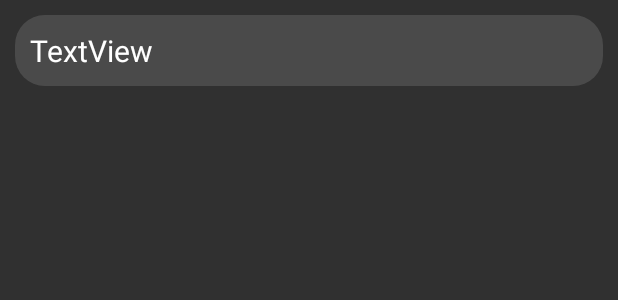
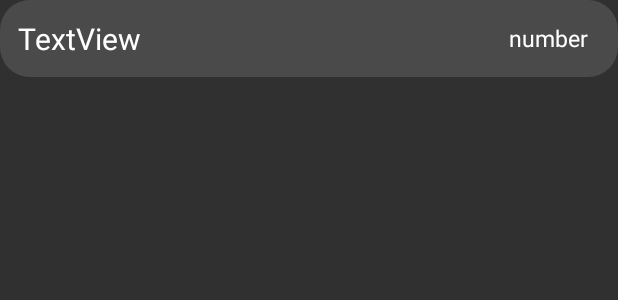
Before and after one commit to denfad/HintsNotes, an Android app: the layout lecture.xml on its own in the app's theme, with its tools: preview values and no code run, on a phone screen of 412 x 824 dp. Shown: the top 300 px of the screen. Run offline under Robolectric (Android 15) with nearby library versions, the phone set to English and light mode, and no system bars.

Commit message:
Улучшен UI

```diff
--- a/app/src/main/res/layout/lecture.xml
+++ b/app/src/main/res/layout/lecture.xml
@@ -1,16 +1,31 @@
 <?xml version="1.0" encoding="utf-8"?>
+<LinearLayout
+    xmlns:android="http://schemas.android.com/apk/res/android"
+    xmlns:app="http://schemas.android.com/apk/res-auto"
+    xmlns:tools="http://schemas.android.com/tools"
+    android:orientation="horizontal"
+    android:layout_width="match_parent"
+    android:layout_height="wrap_content"
+    android:background="@drawable/rect">
 
     <TextView android:id="@+id/text1"
-    android:layout_margin="10dp"
+        android:layout_margin="2dp"
         android:layout_width="match_parent"
         android:layout_height="wrap_content"
         android:text="TextView"
-    app:layout_constraintStart_toStartOf="parent"
-    app:layout_constraintTop_toTopOf="parent"
         android:padding="10dp"
-    android:paddingVertical="5dp"
+        android:layout_weight="1"
         android:textColor="#FFFFFF"
         android:textSize="20sp"
-    android:background="@drawable/rect"
-    xmlns:android="http://schemas.android.com/apk/res/android"
-    xmlns:app="http://schemas.android.com/apk/res-auto" />
+        android:gravity="center_vertical"/>
+
+    <TextView
+        android:id="@+id/hintsNumber"
+        android:layout_width="wrap_content"
+        android:layout_height="match_parent"
+        android:text="number"
+        android:textSize="15sp"
+        android:paddingRight="20dp"
+        android:textColor="#FFFFFF"
+        android:gravity="center"/>
+</LinearLayout>
```
Also changed, not shown: app/src/main/java/ru/denfad/hintsnotes/LecturesListActivity.java (+57 -11 lines), app/src/main/res/menu/main_menu.xml (added, +10 -0 lines). Lines whose indentation alone changed are shown as unchanged.
